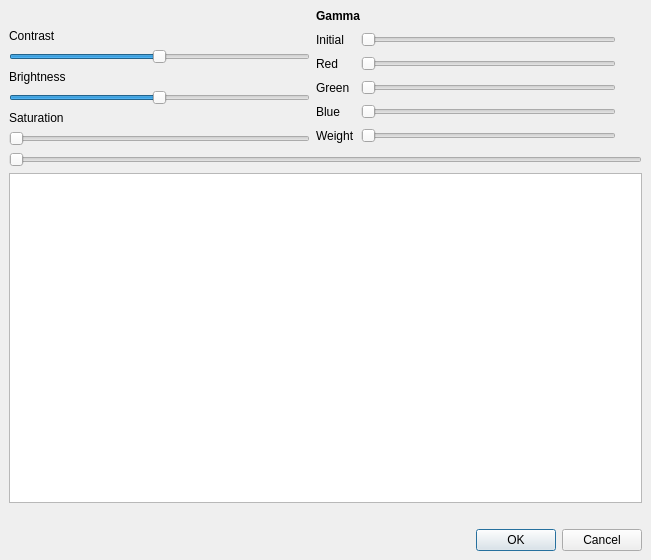
This is avidemux_plugins/ADM_videoFilters6/eq2/qt4/eq2.ui in mean00/avidemux2 as Qt 5 draws it before an edit. The edited form follows.
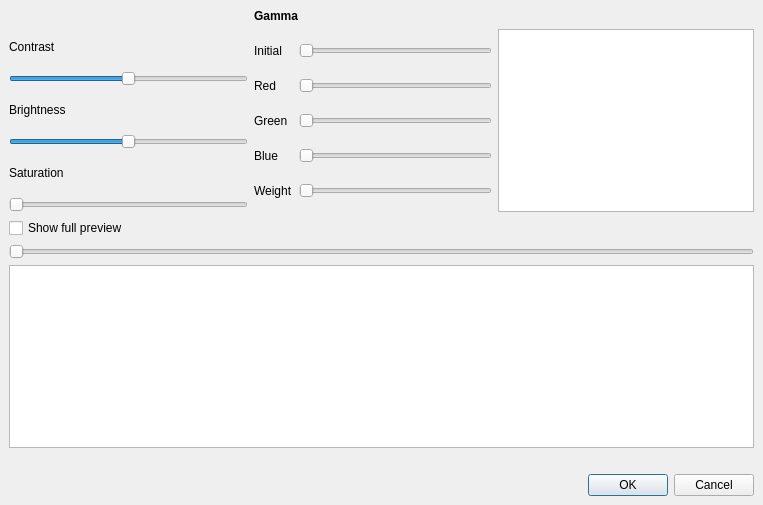
This is the edited form. Custom widgets are drawn as their Qt base class.

Commit message: MPlayer eq2 video filter luma histogram

Diff of the .ui file:
```diff
--- a/avidemux_plugins/ADM_videoFilters6/eq2/qt4/eq2.ui
+++ b/avidemux_plugins/ADM_videoFilters6/eq2/qt4/eq2.ui
@@ -6,8 +6,8 @@
    <rect>
     <x>0</x>
     <y>0</y>
-    <width>651</width>
-    <height>560</height>
+    <width>763</width>
+    <height>505</height>
    </rect>
   </property>
   <property name="windowTitle">
@@ -29,7 +29,7 @@
    <property name="spacing">
     <number>6</number>
    </property>
-   <item row="5" column="2">
+   <item row="6" column="2">
     <spacer>
      <property name="orientation">
       <enum>Qt::Vertical</enum>
@@ -55,7 +55,7 @@
      </property>
     </widget>
    </item>
-   <item row="6" column="0" colspan="3">
+   <item row="7" column="0" colspan="3">
     <widget class="QDialogButtonBox" name="buttonBox">
      <property name="orientation">
       <enum>Qt::Horizontal</enum>
@@ -144,7 +144,7 @@
      </item>
     </layout>
    </item>
-   <item row="3" column="0" colspan="3">
+   <item row="4" column="0" colspan="3">
     <widget class="ADM_QSlider" name="horizontalSlider">
      <property name="orientation">
       <enum>Qt::Horizontal</enum>
@@ -255,12 +255,66 @@
      </item>
     </layout>
    </item>
-   <item row="4" column="0" colspan="3">
+   <item row="1" column="2">
+    <layout class="QGridLayout">
+     <property name="leftMargin">
+      <number>0</number>
+     </property>
+     <property name="topMargin">
+      <number>0</number>
+     </property>
+     <property name="rightMargin">
+      <number>0</number>
+     </property>
+     <property name="bottomMargin">
+      <number>0</number>
+     </property>
+     <property name="spacing">
+      <number>6</number>
+     </property>
+     <item row="0" column="0">
+      <widget class="QGraphicsView" name="graphicsViewHistogram">
+       <property name="sizePolicy">
+        <sizepolicy hsizetype="Fixed" vsizetype="Fixed">
+         <horstretch>0</horstretch>
+         <verstretch>0</verstretch>
+        </sizepolicy>
+       </property>
+       <property name="minimumSize">
+        <size>
+         <width>256</width>
+         <height>128</height>
+        </size>
+       </property>
+       <property name="maximumSize">
+        <size>
+         <width>256</width>
+         <height>256</height>
+        </size>
+       </property>
+       <property name="verticalScrollBarPolicy">
+        <enum>Qt::ScrollBarAlwaysOff</enum>
+       </property>
+       <property name="horizontalScrollBarPolicy">
+        <enum>Qt::ScrollBarAlwaysOff</enum>
+       </property>
+      </widget>
+     </item>
+    </layout>
+   </item>
+   <item row="5" column="0" colspan="3">
     <widget class="QGraphicsView" name="graphicsView"/>
    </item>
    <item row="2" column="0" colspan="2">
     <layout class="QHBoxLayout" name="toolboxLayout"/>
    </item>
+   <item row="2" column="0">
+    <widget class="QCheckBox" name="checkBoxFullPreview">
+     <property name="text">
+      <string>Show full preview</string>
+     </property>
+    </widget>
+   </item>
   </layout>
  </widget>
  <customwidgets>
```
Left out of the diff: 2 changed lines with no effect on the pictures. The commit also changes 4 other files.
